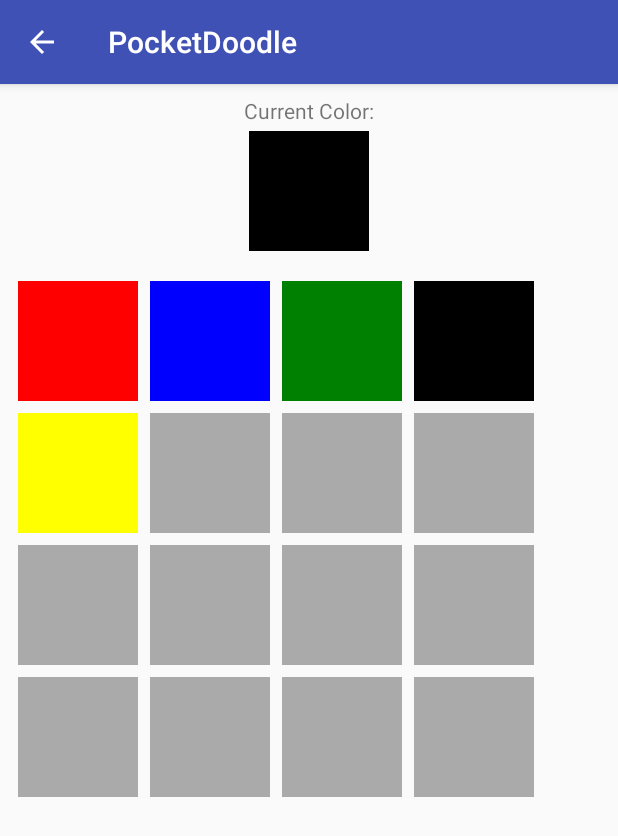
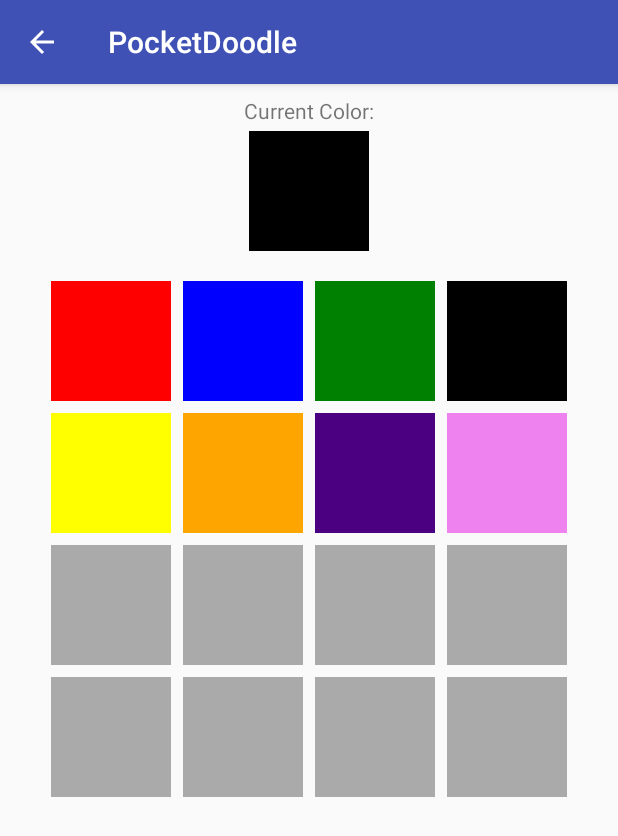
Before and after one commit to scveloso/PocketDoodle, an Android app: the screen it shows after launch (ColorPaletteActivity), after a tap on "Color Palette", on a phone screen of 412 x 824 dp. Shown: the top 836 px of the screen. Run offline under Robolectric (Android 15) with nearby library versions, the phone set to English and light mode, and no system bars.

Commit message:
Added more colors, enabled drawing boxes, made clearer variable names

```diff
--- a/app/src/main/AndroidManifest.xml
+++ b/app/src/main/AndroidManifest.xml
@@ -1,7 +1,7 @@
 <?xml version="1.0" encoding="utf-8"?>
 <manifest xmlns:android="http://schemas.android.com/apk/res/android"
           package="com.sveloso.pocketdoodle">
-
+    <uses-permission android:name="android.permission.WRITE_EXTERNAL_STORAGE"/>
     <application
         android:allowBackup="true"
         android:icon="@mipmap/ic_launcher"
--- a/app/src/main/java/com/sveloso/pocketdoodle/ColorPaletteFragment.java
+++ b/app/src/main/java/com/sveloso/pocketdoodle/ColorPaletteFragment.java
@@ -28,6 +28,10 @@ public class ColorPaletteFragment extends Fragment {
     private ImageButton mGreenButton;
     private ImageButton mBlackButton;
     private ImageButton mYellowButton;
+
+    private ImageButton mOrangeButton;
+    private ImageButton mIndigoButton;
+    private ImageButton mVioletButton;
 
     public static ColorPaletteFragment newInstance(int colorInt) {
         Bundle args = new Bundle();
@@ -97,6 +101,33 @@ public class ColorPaletteFragment extends Fragment {
             }
         });
 
+        mOrangeButton = (ImageButton) v.findViewById(R.id.color_orange);
+        mOrangeButton.setOnClickListener(new View.OnClickListener() {
+            @Override
+            public void onClick(View view) {
+                mCurrentColorInt = ContextCompat.getColor(getActivity(), R.color.colorOrange);
+                updateCurrentColor();
+            }
+        });
+
+        mIndigoButton = (ImageButton) v.findViewById(R.id.color_indigo);
+        mIndigoButton.setOnClickListener(new View.OnClickListener() {
+            @Override
+            public void onClick(View view) {
+                mCurrentColorInt = ContextCompat.getColor(getActivity(), R.color.colorIndigo);
+                updateCurrentColor();
+            }
+        });
+
+        mVioletButton = (ImageButton) v.findViewById(R.id.color_violet);
+        mVioletButton.setOnClickListener(new View.OnClickListener() {
+            @Override
+            public void onClick(View view) {
+                mCurrentColorInt = ContextCompat.getColor(getActivity(), R.color.colorViolet);
+                updateCurrentColor();
+            }
+        });
+
         return v;
     }
 
--- a/app/src/main/java/com/sveloso/pocketdoodle/Line.java
+++ b/app/src/main/java/com/sveloso/pocketdoodle/Line.java
@@ -12,7 +12,7 @@ import java.util.List;
 public class Line {
 
     private List<PointF> mPoints;
-    private Paint color;
+    private Paint mColor;
 
     public Line(PointF origin) {
         mPoints = new ArrayList<>();
@@ -28,10 +28,10 @@ public class Line {
     }
 
     public Paint getColor() {
-        return color;
+        return mColor;
     }
 
     public void setColor(Paint color) {
-        this.color = color;
+        this.mColor = color;
     }
 }
--- a/app/src/main/java/com/sveloso/pocketdoodle/PocketDoodleManager.java
+++ b/app/src/main/java/com/sveloso/pocketdoodle/PocketDoodleManager.java
@@ -21,6 +21,9 @@ public class PocketDoodleManager {
     private Line mCurrentLine;
     private List<Line> mLines = new ArrayList<>();
 
+    private Box mCurrentBox;
+    private List<Box> mBoxes = new ArrayList<>();
+
     public static PocketDoodleManager get(Context context) {
         if (sPocketDoodleManager == null) {
             sPocketDoodleManager = new PocketDoodleManager(context);
@@ -30,7 +33,8 @@ public class PocketDoodleManager {
 
     private PocketDoodleManager (Context context) {
         mContext = context.getApplicationContext();
-        mMode = "Line";
+        // Default mode is line
+        mMode = "Box";
     }
 
     public Paint getPaint() {
@@ -57,6 +61,8 @@ public class PocketDoodleManager {
         mMode = mode;
     }
 
+
+
     public Line getCurrentLine() {
         return mCurrentLine;
     }
@@ -72,4 +78,20 @@ public class PocketDoodleManager {
     public void addLine(Line l) {
         mLines.add(l);
     }
+
+    public Box getCurrentBox() {
+        return mCurrentBox;
+    }
+
+    public void setCurrentBox(Box currentBox) {
+        mCurrentBox = currentBox;
+    }
+
+    public List<Box> getBoxes() {
+        return mBoxes;
+    }
+
+    public void addBox(Box b) {
+        mBoxes.add(b);
+    }
 }
--- a/app/src/main/res/layout/fragment_color_palette.xml
+++ b/app/src/main/res/layout/fragment_color_palette.xml
@@ -27,8 +27,9 @@
 
     <GridLayout
         android:padding="8dp"
-        android:layout_width="match_parent"
+        android:layout_width="wrap_content"
         android:layout_height="wrap_content"
+        android:layout_gravity="center"
         android:rowCount="4"
         android:columnCount="4">
 
@@ -82,7 +83,8 @@
 
 
         <ImageButton
-            android:background="@android:color/darker_gray"
+            android:id="@+id/color_orange"
+            android:background="@color/colorOrange"
             android:layout_marginLeft="4dp"
             android:layout_marginTop="4dp"
             android:layout_marginBottom="4dp"
@@ -91,7 +93,8 @@
             android:layout_height="80dp"/>
 
         <ImageButton
-            android:background="@android:color/darker_gray"
+            android:id="@+id/color_indigo"
+            android:background="@color/colorIndigo"
             android:layout_marginLeft="4dp"
             android:layout_marginTop="4dp"
             android:layout_marginBottom="4dp"
@@ -100,7 +103,8 @@
             android:layout_height="80dp"/>
 
         <ImageButton
-            android:background="@android:color/darker_gray"
+            android:id="@+id/color_violet"
+            android:background="@color/colorViolet"
             android:layout_marginLeft="4dp"
             android:layout_marginTop="4dp"
             android:layout_marginBottom="4dp"
--- a/app/src/main/res/menu/fragment_pocket_doodle.xml
+++ b/app/src/main/res/menu/fragment_pocket_doodle.xml
@@ -8,4 +8,21 @@
         android:title="@string/color_palette"
         app:showAsAction="ifRoom|withText" />
 
+    <item
+        android:id="@+id/menu_item_save_doodle"
+        android:icon="@drawable/ic_save_doodle"
+        android:title="@string/save_doodle"
+        app:showAsAction="ifRoom|withText" />
+
+    <item
+        android:id="@+id/menu_item_line_mode"
+        android:icon="@drawable/ic_line_mode"
+        android:title="Line Mode"
+        app:showAsAction="ifRoom" />
+
+    <item
+        android:id="@+id/menu_item_box_mode"
+        android:icon="@drawable/ic_box_mode"
+        android:title="Box Mode"
+        app:showAsAction="ifRoom" />
 </menu>
--- a/app/src/main/res/values/colors.xml
+++ b/app/src/main/res/values/colors.xml
@@ -23,4 +23,16 @@
     <color name="colorBlack">
         #000000
     </color>
+
+    <color name="colorOrange">
+        #FFA500
+    </color>
+
+    <color name="colorIndigo">
+        #4B0082
+    </color>
+
+    <color name="colorViolet">
+        #EE82EE
+    </color>
 </resources>
--- a/app/src/main/res/values/strings.xml
+++ b/app/src/main/res/values/strings.xml
@@ -6,4 +6,7 @@
     <string name="current_color">
         Current Color:
     </string>
+    <string name="save_doodle">
+        Save Doodle
+    </string>
 </resources>
```
Also changed, not shown: app/src/main/java/com/sveloso/pocketdoodle/Box.java (added, +40 -0 lines), app/src/main/java/com/sveloso/pocketdoodle/DrawingView.java (+78 -1 lines), app/src/main/java/com/sveloso/pocketdoodle/PocketDoodleFragment.java (+10 -0 lines), app/src/main/res/drawable-hdpi/ic_line_mode.png (added), app/src/main/res/drawable-hdpi/ic_save_doodle.png (added), app/src/main/res/drawable-mdpi/ic_line_mode.png (added), app/src/main/res/drawable-mdpi/ic_save_doodle.png (added), app/src/main/res/drawable-xhdpi/ic_line_mode.png (added), app/src/main/res/drawable-xhdpi/ic_save_doodle.png (added), app/src/main/res/drawable-xxhdpi/ic_line_mode.png (added), app/src/main/res/drawable-xxhdpi/ic_save_doodle.png (added).
